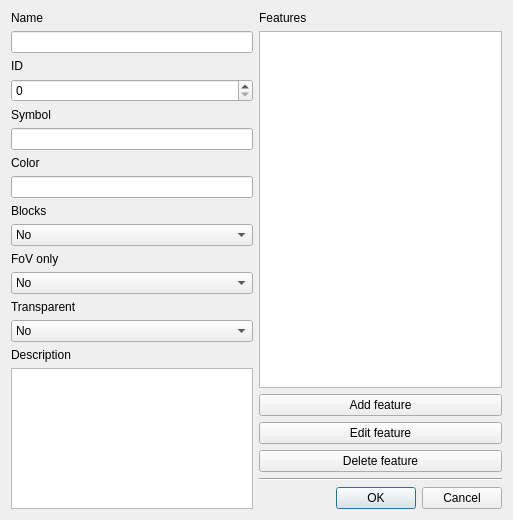
Qt form editor/actors/actor_edit_dlg.ui (lonski/amarlon) before a commit.
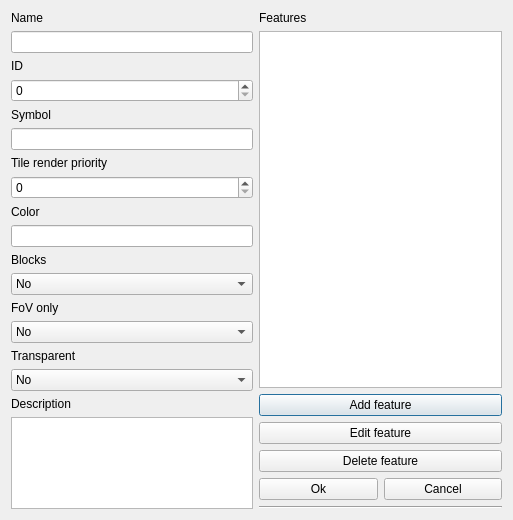
The same form after that commit.

Diff of the .ui file:
```diff
--- a/editor/actors/actor_edit_dlg.ui
+++ b/editor/actors/actor_edit_dlg.ui
@@ -50,6 +50,16 @@
        </property>
       </widget>
      </item>
+     <item>
+      <widget class="QLabel" name="label_10">
+       <property name="text">
+        <string>Tile render priority</string>
+       </property>
+      </widget>
+     </item>
+     <item>
+      <widget class="QSpinBox" name="fPriority"/>
+     </item>
      <item>
       <widget class="QLabel" name="label_4">
        <property name="text">
@@ -176,6 +186,24 @@
        </property>
       </widget>
      </item>
+     <item>
+      <layout class="QHBoxLayout" name="horizontalLayout_2">
+       <item>
+        <widget class="QPushButton" name="pushButton_4">
+         <property name="text">
+          <string>Ok</string>
+         </property>
+        </widget>
+       </item>
+       <item>
+        <widget class="QPushButton" name="cancelBtn">
+         <property name="text">
+          <string>Cancel</string>
+         </property>
+        </widget>
+       </item>
+      </layout>
+     </item>
      <item>
       <widget class="Line" name="line">
        <property name="orientation">
@@ -183,16 +211,6 @@
        </property>
       </widget>
      </item>
-     <item>
-      <widget class="QDialogButtonBox" name="buttonBox">
-       <property name="orientation">
-        <enum>Qt::Horizontal</enum>
-       </property>
-       <property name="standardButtons">
-        <set>QDialogButtonBox::Cancel|QDialogButtonBox::Ok</set>
-       </property>
-      </widget>
-     </item>
     </layout>
    </item>
   </layout>
```
Left out of the diff: 35 changed lines with no effect on the pictures.
